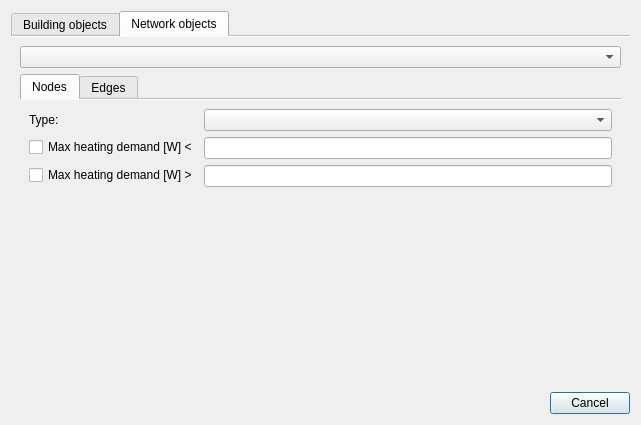
ghorwin/SIM-VICUS, file SIM-VICUS/src/SVSmartSelectDialog.ui: the form before one commit.
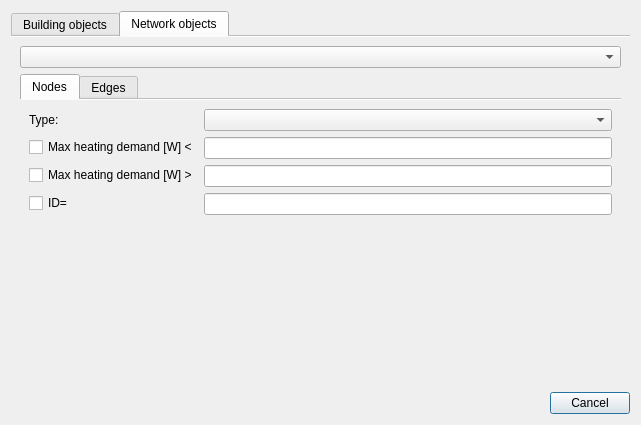
The form after the commit. The open tabs and pages were chosen to show the change. Custom widgets are drawn as their Qt base class.

Commit message: filter for id in smart select

The edit to the form file:
```diff
--- a/SIM-VICUS/src/SVSmartSelectDialog.ui
+++ b/SIM-VICUS/src/SVSmartSelectDialog.ui
@@ -81,7 +81,7 @@
            <item row="2" column="1">
             <widget class="QtExt::ValidatingLineEdit" name="lineEditMaxHeatingDemandAbove"/>
            </item>
-           <item row="3" column="1">
+           <item row="4" column="1">
             <spacer name="verticalSpacer">
              <property name="orientation">
               <enum>Qt::Vertical</enum>
@@ -94,6 +94,16 @@
              </property>
             </spacer>
            </item>
+           <item row="3" column="1">
+            <widget class="QtExt::ValidatingLineEdit" name="lineEditNodeId"/>
+           </item>
+           <item row="3" column="0">
+            <widget class="QCheckBox" name="checkBoxNodeId">
+             <property name="text">
+              <string>ID=</string>
+             </property>
+            </widget>
+           </item>
           </layout>
          </widget>
          <widget class="QWidget" name="tabEdges">
```
Left out of the diff: 2 changed lines with no effect on the pictures. The commit also changes 1 other file.
